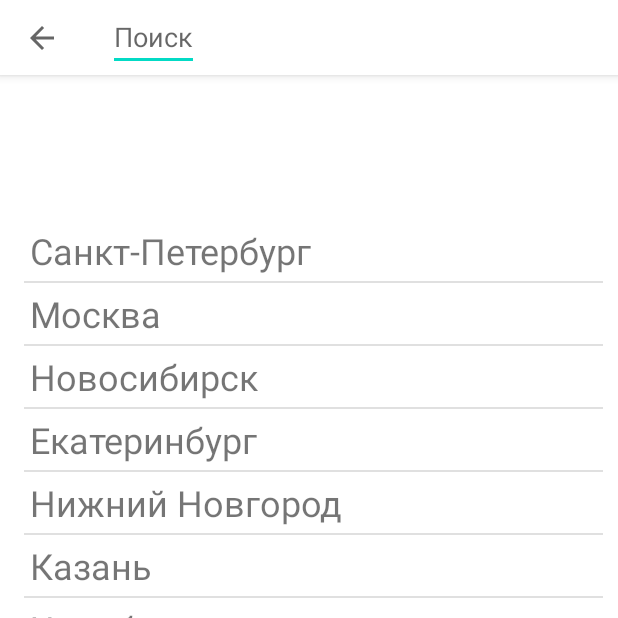
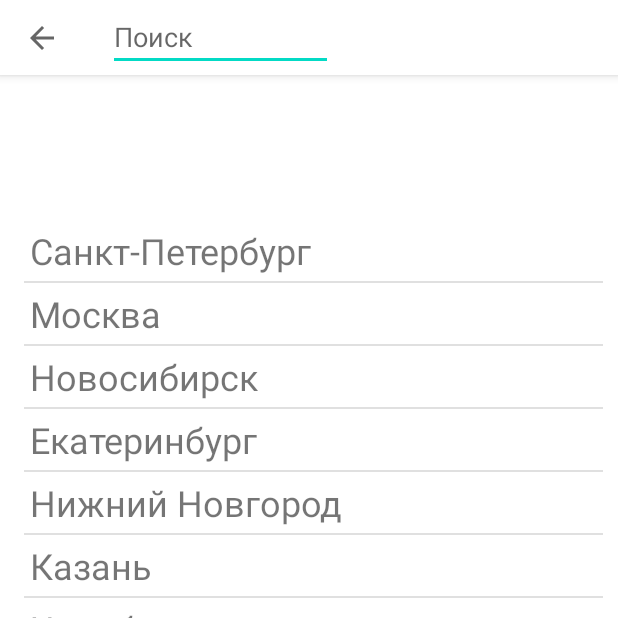
Before and after one commit to Kochenkov/Android-Java-WeatherFromOpenAPI, an Android app: the CitiesListActivity screen opened directly, with no data from a screen before it, on a phone screen of 412 x 824 dp, the top half of it. Run offline under Robolectric (Android 15) with nearby library versions, the phone set to English and light mode, and no system bars; our stand-ins replace Room's generated code.

Commit message:
fixes editTexts format

```diff
--- a/app/src/main/res/layout/activity_main.xml
+++ b/app/src/main/res/layout/activity_main.xml
@@ -97,7 +97,7 @@
                 android:layout_margin="@dimen/quarter_main_margin"
                 android:digits="1234567890.-"
                 android:maxLength="8"
-                android:ems="10"
+                android:inputType="date"
                 android:hint="@string/latitude_hint_str"
                 app:layout_constraintEnd_toEndOf="parent"
                 app:layout_constraintHorizontal_bias="0.503"
@@ -128,7 +128,6 @@
                 app:layout_constraintTop_toBottomOf="@+id/btn_open_map"
                 tools:visibility="visible" />
 
-
             <EditText
                 android:id="@+id/edt_longitude"
                 android:layout_width="220dp"
@@ -136,7 +135,7 @@
                 android:layout_margin="@dimen/quarter_main_margin"
                 android:digits="1234567890.-"
                 android:maxLength="8"
-                android:ems="10"
+                android:inputType="date"
                 android:hint="@string/longitude_hint_str"
                 app:layout_constraintEnd_toEndOf="parent"
                 app:layout_constraintStart_toStartOf="parent"
--- a/app/src/main/res/layout/toolbar_cities_list.xml
+++ b/app/src/main/res/layout/toolbar_cities_list.xml
@@ -13,10 +13,11 @@
 
         <EditText
             android:id="@+id/edt_city_search_field"
-            android:layout_width="wrap_content"
+            android:layout_width="150dp"
             android:layout_height="match_parent"
             android:layout_gravity="center_horizontal"
             android:hint="@string/city_search_field_hint_str"
+            android:inputType="textPersonName"
             app:layout_constraintBottom_toBottomOf="parent"
             app:layout_constraintStart_toStartOf="parent"
             app:layout_constraintTop_toTopOf="parent" />
```
Also changed, not shown: app/src/main/res/layout/dialog_add_city.xml (+3 -6 lines).
